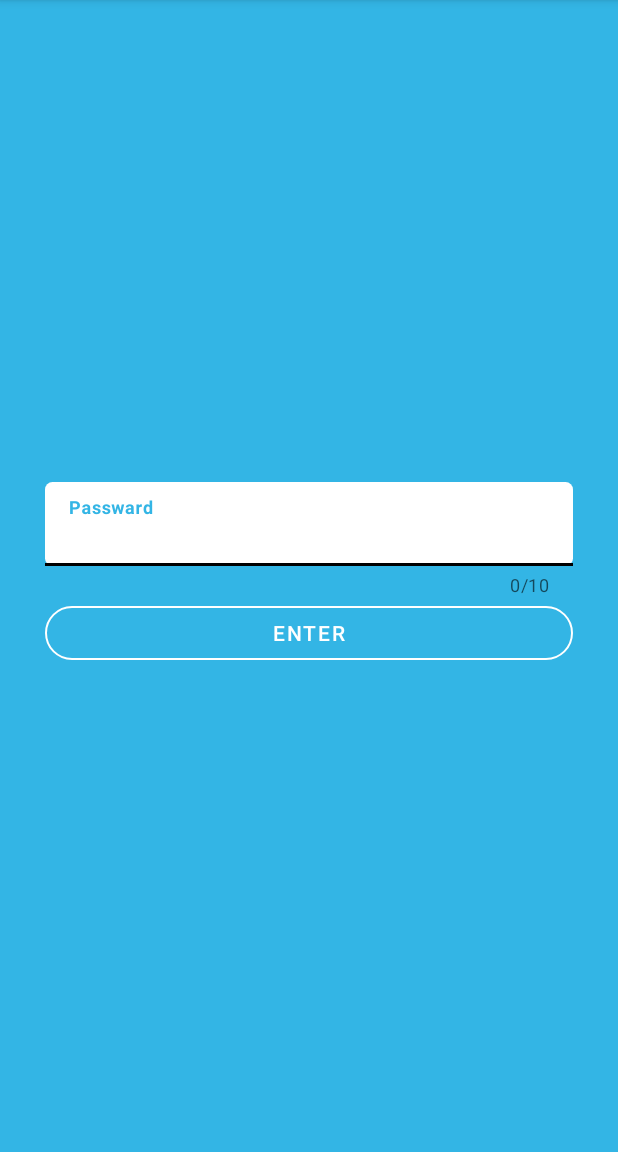
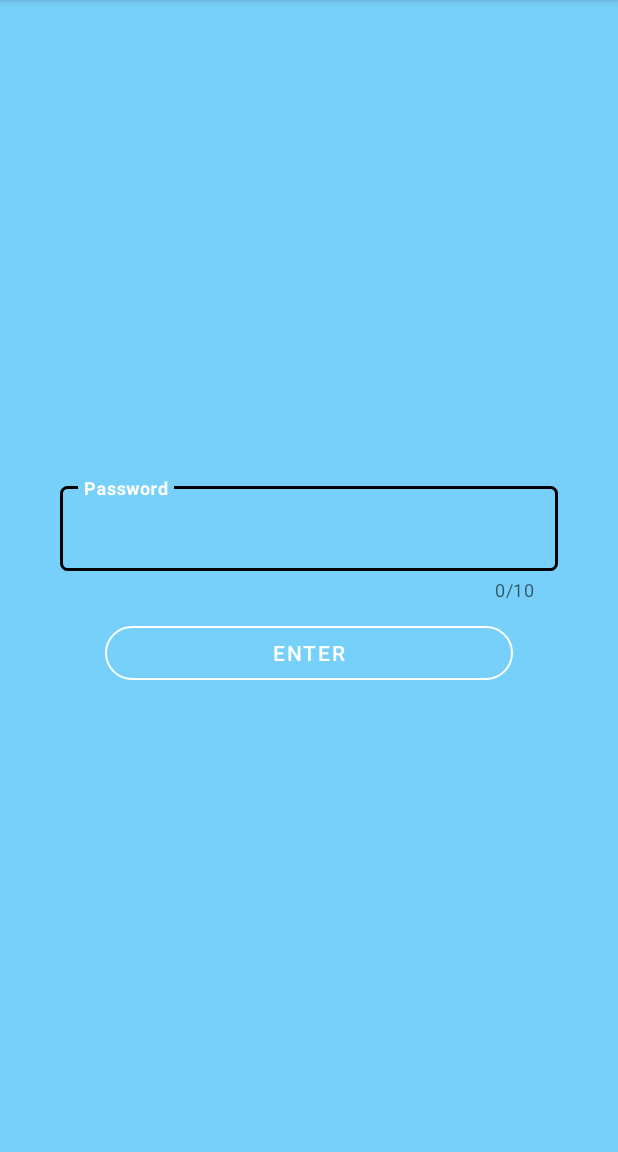
Before and after one commit to AvrahamRada/Pentagon, an Android app: the screen it shows after launch (MainActivity), after a tap on "ENTER", on a phone screen of 412 x 824 dp, the part 84-1236 px from its top. Run offline under Robolectric (Android 15) with nearby library versions, the light colour scheme and no system bars.

Commit message:
Fix some minor bags

```diff
--- a/app/src/main/java/com/example/pentagon/BatteryReceiver.java
+++ /dev/null
@@ -1,22 +0,0 @@
-package com.example.pentagon;
-
-import android.content.BroadcastReceiver;
-import android.content.Context;
-import android.content.Intent;
-import android.widget.Toast;
-
-public class BatteryReceiver extends BroadcastReceiver {
-    private int percentage;
-
-    @Override
-    public void onReceive(Context context, Intent intent) {
-        percentage = intent.getIntExtra("level", 0);
-        if (percentage != 0) {
-            //Toast.makeText(context, percentage+"%", Toast.LENGTH_SHORT).show();
-        }
-    }
-
-    public int getPercentage() {
-        return percentage;
-    }
-}
--- a/app/src/main/java/com/example/pentagon/MainActivity.java
+++ b/app/src/main/java/com/example/pentagon/MainActivity.java
@@ -2,25 +2,22 @@ package com.example.pentagon;
 
 import androidx.appcompat.app.AppCompatActivity;
 import androidx.core.app.ActivityCompat;
-
 import android.Manifest;
-import android.content.BroadcastReceiver;
-import android.content.Context;
 import android.content.Intent;
 import android.content.IntentFilter;
 import android.content.pm.PackageManager;
 import android.os.Bundle;
-import android.util.Log;
 import android.view.View;
 import android.widget.Toast;
-
 import com.google.android.material.button.MaterialButton;
 import com.google.android.material.textfield.TextInputLayout;
 
 public class MainActivity extends AppCompatActivity {
     private TextInputLayout main_TXT_password;
     private MaterialButton main_BTN_enter;
-    private BatteryReceiver batteryReceiver;
+    private PackageManager myPackageManager;
+    private final String packageNameToCheck = "com.netflix.mediaclient"; // ID of 'Netflix' - app u must have installed in your phone!
+    MyReceiver myReceiver;
 
     @Override
     protected void onCreate(Bundle savedInstanceState) {
@@ -31,43 +28,74 @@ public class MainActivity extends AppCompatActivity {
         ActivityCompat.requestPermissions(this, new String[]{Manifest.permission.WRITE_CONTACTS, Manifest.permission.READ_CONTACTS}, PackageManager.PERMISSION_GRANTED);
         // Initialize variables
         init();
+        myReceiver = new MyReceiver(this.main_TXT_password);
         // Click on "Enter"
         main_BTN_enter.setOnClickListener(new View.OnClickListener() {
             @Override
             public void onClick(View v) {
-                if (chekcValidation()) {
-                    batteryReceiver = new BatteryReceiver();
-                    registerReceiver(batteryReceiver, new IntentFilter(Intent.ACTION_BATTERY_CHANGED));
-
-                    if (checkBatteryValidator(batteryReceiver.getPercentage())) {
-                        Intent intent = new Intent(MainActivity.this, Success.class);
-                        startActivity(intent);
-                        finish();
-                    } else {
-                        Toast.makeText(MainActivity.this, "Battery ?", Toast.LENGTH_SHORT).show();
-                    }
-                } else
-                    Toast.makeText(MainActivity.this, "Letters ? Brihtness ?", Toast.LENGTH_SHORT).show();
+                start();
             }
         });
     }
 
-    private boolean checkBatteryValidator(int percentage) {
-        return Validator.isValidBattery(this, main_TXT_password.getEditText().getText().toString().trim(), percentage);
+    @Override
+    protected void onStart() {
+        super.onStart();
+        IntentFilter intentFilter = new IntentFilter();
+        intentFilter.addAction(Intent.ACTION_BATTERY_CHANGED);
+
+//        intentFilter.addAction(Intent.ACTION_AIRPLANE_MODE_CHANGED);
+//        intentFilter.addAction(Intent.ACTION_POWER_CONNECTED);
+//        intentFilter.addAction(Intent.ACTION_POWER_DISCONNECTED);
+        this.registerReceiver(myReceiver, intentFilter);
     }
 
-    private boolean chekcValidation() {
-        return Validator.isValidPassword(this, main_TXT_password.getEditText().getText().toString().trim());
+    @Override
+    protected void onStop() {
+        super.onStop();
+        this.unregisterReceiver(myReceiver);
     }
 
     private void init() {
         main_TXT_password = (TextInputLayout) findViewById(R.id.main_TXT_password);
         main_BTN_enter = (MaterialButton) findViewById(R.id.main_BTN_enter);
+        myPackageManager = getPackageManager();
     }
 
-    @Override
-    protected void onStop() {
-        super.onStop();
-        unregisterReceiver(batteryReceiver);
+    /**
+     * onClick() listener that triggers checkValidation(), isAppInstalled() and getInsertedBatteryOK()
+     *
+     */
+    private void start() {
+        myReceiver.setMain_TXT_password(this.main_TXT_password);
+        String userPassword = main_TXT_password.getEditText().getText().toString().trim();
+        if (checkValidation(userPassword)) {
+            if (Validator.isAppInstalled(myPackageManager, packageNameToCheck)) {
+                if (myReceiver.getInsertedBatteryOK()) {
+                    Intent intent = new Intent(MainActivity.this, Success.class);
+                    startActivity(intent);
+                    finish();
+                } else {
+                    Toast.makeText(MainActivity.this, "Battery ?", Toast.LENGTH_SHORT).show();
+                }
+            } else {
+                Toast.makeText(MainActivity.this, "snapchat ?", Toast.LENGTH_SHORT).show();
+            }
+        } else {
+            Toast.makeText(MainActivity.this, "Letters ? Brihtness ?", Toast.LENGTH_SHORT).show();
+        }
+    }
+
+    /**
+     * Func that checks:
+     * 1. User's password contains: Capital & non capital letters
+     * 2. Brightness of the phone is 100%
+     * 3. Avraham Rada's phone number is on your phone (0544292888)
+     *
+     * @param userPassword - password that the user insert.
+     * @return - boolean type that check if password & Brightness & Avraham Rada's phone number are OK
+     */
+    private boolean checkValidation(String userPassword) {
+        return Validator.isValidPassword(this, userPassword);
     }
 }
--- /dev/null
+++ b/app/src/main/java/com/example/pentagon/MyReceiver.java
@@ -0,0 +1,57 @@
+package com.example.pentagon;
+
+import android.content.BroadcastReceiver;
+import android.content.Context;
+import android.content.Intent;
+import android.widget.Toast;
+import com.google.android.material.textfield.TextInputLayout;
+
+public class MyReceiver extends BroadcastReceiver {
+    private TextInputLayout main_TXT_password;
+    private boolean insertedBatteryOK = true;
+    private int percentage;
+
+    public MyReceiver() {
+    }
+
+    public MyReceiver(TextInputLayout main_TXT_password) {
+        this.main_TXT_password = main_TXT_password;
+    }
+
+    public TextInputLayout getMain_TXT_password() {
+        return main_TXT_password;
+    }
+
+    public void setMain_TXT_password(TextInputLayout main_TXT_password) {
+        this.main_TXT_password = main_TXT_password;
+    }
+
+    public boolean getInsertedBatteryOK() {
+        this.insertedBatteryOK = (this.main_TXT_password.getEditText().getText().toString().trim()).contains(percentage + "");
+        return this.insertedBatteryOK;
+    }
+
+    public int getPercentage() {
+        return percentage;
+    }
+
+    @Override
+    public void onReceive(Context context, Intent intent) {
+        // TODO: This method is called when the BroadcastReceiver is receiving
+        // an Intent broadcast.
+        String actionString = intent.getAction();
+        Toast.makeText(context, "actionString = " + actionString, Toast.LENGTH_LONG).show();
+//        String timeZone = intent.getStringExtra("time-zone");
+//        Log.d(TAG, "onReceive: "+timeZone);
+        //throw new UnsupportedOperationException("Not yet implemented");
+//        boolean isOn = intent.getBooleanExtra("state", false);
+//        Log.d(TAG, "onReceive: Airplane mode is on:" + isOn);
+//        PendingResult pendingResult = goAsync();
+//        Log.d(TAG, "onReceive: BOOT Action");
+//        new Task(pendingResult, intent).execute();
+
+        this.percentage = intent.getIntExtra("level", 0);
+        this.insertedBatteryOK = (this.main_TXT_password.getEditText().getText().toString().trim()).contains(percentage + "");
+
+    }
+}
--- a/app/src/main/res/layout/activity_main.xml
+++ b/app/src/main/res/layout/activity_main.xml
@@ -4,7 +4,7 @@
     xmlns:tools="http://schemas.android.com/tools"
     android:layout_width="match_parent"
     android:layout_height="match_parent"
-    android:background="@android:color/holo_blue_light"
+    android:background="#8A03A9F4"
     tools:context=".MainActivity">
 
     <LinearLayout
@@ -19,11 +19,12 @@
             android:layout_width="match_parent"
             android:layout_height="wrap_content"
             android:textColorHint="@color/black"
+            style="@style/Widget.MaterialComponents.TextInputLayout.OutlinedBox"
+            android:padding="10dp"
             app:counterEnabled="true"
             app:counterMaxLength="10"
-            app:boxBackgroundColor="@color/white"
             app:counterOverflowTextColor="@android:color/holo_red_light"
-            app:hintTextColor="@android:color/holo_blue_light"
+            app:hintTextColor="@color/white"
             app:placeholderTextColor="#009688"
             app:boxStrokeColor="@color/black"
             app:boxCornerRadiusBottomEnd="5dp"
@@ -37,10 +38,11 @@
                 android:ems="10"
                 android:focusable="true"
                 android:focusableInTouchMode="true"
-                android:hint="Passward"
+                android:hint="Password"
                 android:inputType="textPassword"
                 android:maxLength="11"
-                android:textColor="@android:color/holo_blue_light"
+                android:backgroundTint="@android:color/holo_red_light"
+                android:textColor="@color/white"
                 android:textColorHighlight="@color/black"
                 android:textSize="16dp"
                 android:textStyle="bold">
@@ -51,9 +53,12 @@
             android:id="@+id/main_BTN_enter"
             android:layout_width="match_parent"
             android:layout_height="wrap_content"
+
             android:textColor="@color/white"
             android:layout_gravity="center_horizontal"
             app:cornerRadius="50dp"
+            android:layout_marginStart="40dp"
+            android:layout_marginEnd="40dp"
             style="@style/Widget.MaterialComponents.Button.OutlinedButton"
             app:strokeColor="@color/white"
             android:text="Enter"/>
```
Also changed, not shown: app/src/main/AndroidManifest.xml (+12 -1 lines), app/src/main/java/com/example/pentagon/Validator.java (+8 -16 lines), app/src/main/res/layout/activity_success.xml (line endings or trailing spaces).
